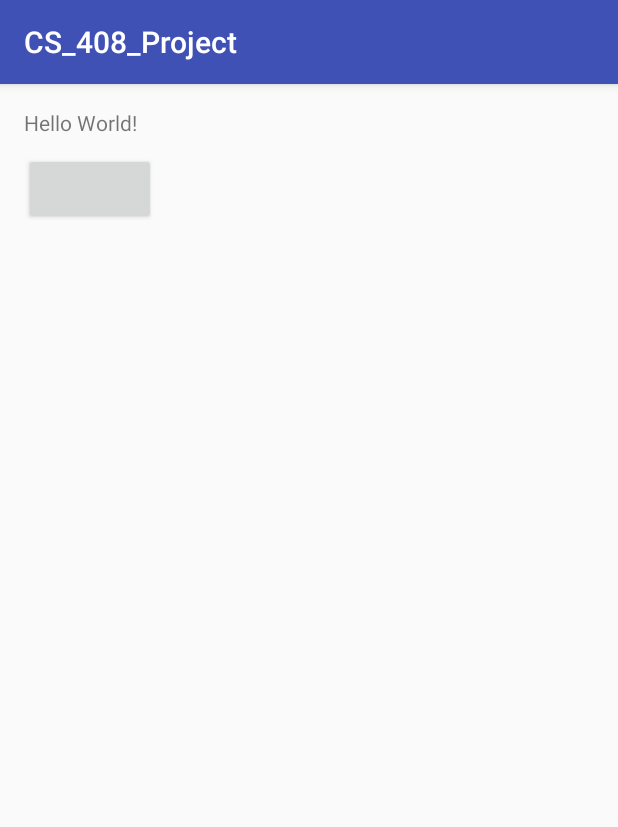
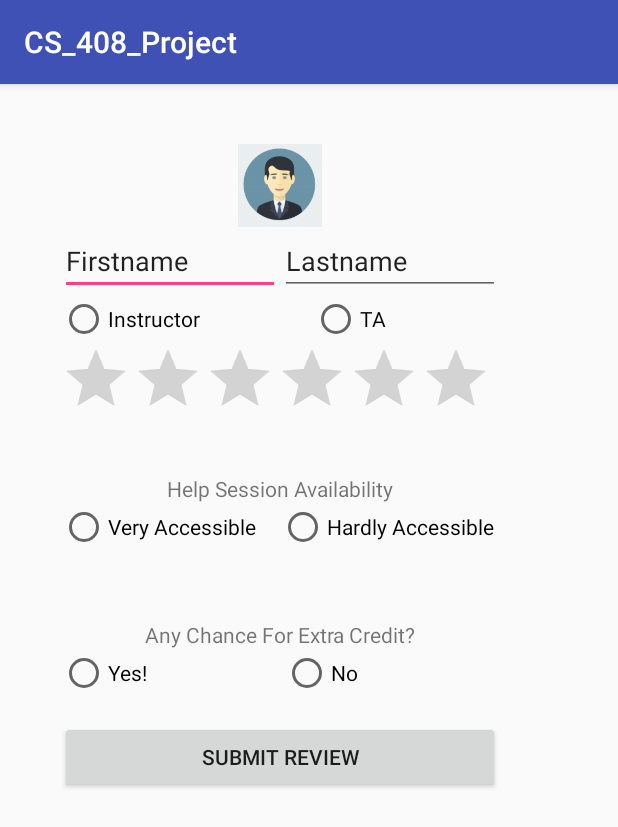
Before and after one commit to goelm/CS_408_Project_Original, an Android app: the screen it shows after launch (MainActivity before the commit, CourseReview after it), on a phone screen of 412 x 824 dp. Shown: the top 827 px of the screen. Run offline under Robolectric (Android 15) with nearby library versions, the phone set to English and light mode, and no system bars; our stand-ins replace Firebase (no records; nobody signed in at launch, a user with empty details on screens opened directly); libraries missing offline, so code that uses them is left out: com.facebook, com.facebook.appevents, com.facebook.login; plain views replace LoginButton.

Commit message:
changed start screen to writing review

```diff
--- a/app/src/main/AndroidManifest.xml
+++ b/app/src/main/AndroidManifest.xml
@@ -8,7 +8,7 @@
         android:label="@string/app_name"
         android:supportsRtl="true"
         android:theme="@style/AppTheme">
-        <activity android:name=".MainActivity">
+        <activity android:name=".CourseReview">
             <intent-filter>
                 <action android:name="android.intent.action.MAIN" />
 
--- a/app/src/main/java/com/mango/cs_408_project/CourseReview.java
+++ b/app/src/main/java/com/mango/cs_408_project/CourseReview.java
@@ -5,6 +5,8 @@ import android.support.annotation.NonNull;
 import android.support.v7.app.AppCompatActivity;
 import android.os.Bundle;
 import android.util.Log;
+import android.view.View;
+import android.widget.RadioButton;
 
 import com.facebook.CallbackManager;
 import com.facebook.login.widget.LoginButton;
@@ -28,7 +30,33 @@ public class CourseReview extends AppCompatActivity{
     @Override
     protected void onCreate(Bundle savedInstanceState) {
         super.onCreate(savedInstanceState);
-        setContentView(R.layout.activity_main);
+        setContentView(R.layout.add_info);
+
+        RadioButton rb_instructor = (RadioButton) findViewById(R.id.instructor);
+        //rb_instructor.setOnCheckedChangeListener(this);
+        RadioButton rb_ta = (RadioButton) findViewById(R.id.teachingassitant);
+        //rb_ta.setonRadioButtonClicked();
     }
 
+    //Course Review Stuff:
+    /*public void onRadioButtonClicked(android.view.View view) {
+        // Is the button now checked?
+        boolean checked = ((RadioButton) view).isChecked();
+
+        // Check which radio button was clicked
+        switch(view.getId()) {
+            case R.id.instructor:
+                if (checked){
+                    System.out.println("the instructor button was checked");
+                    RadioButton ta = (RadioButton)findViewById(R.id.teachingassitant);
+                    ta.setChecked(false);
+                }
+                break;
+            case R.id.teachingassitant:
+                if (checked)
+                    System.out.println("the teaching assistant button was checked");
+                break;
+        }
+    }*/
+
 }
--- a/app/src/main/java/com/mango/cs_408_project/MainActivity.java
+++ b/app/src/main/java/com/mango/cs_408_project/MainActivity.java
@@ -1,9 +1,12 @@
 package com.mango.cs_408_project;
 
+import android.content.DialogInterface;
 import android.support.annotation.NonNull;
 import android.support.v7.app.AppCompatActivity;
 import android.os.Bundle;
 import android.util.Log;
+import android.view.View;
+import android.widget.RadioButton;
 
 import com.facebook.CallbackManager;
 import com.facebook.login.widget.LoginButton;
@@ -12,6 +15,8 @@ import com.google.firebase.auth.FirebaseUser;
 
 import com.facebook.FacebookSdk;
 import com.facebook.appevents.AppEventsLogger;
+
+import static com.mango.cs_408_project.R.styleable.View;
 
 
 public class MainActivity extends AppCompatActivity {
@@ -97,4 +102,5 @@ public class MainActivity extends AppCompatActivity {
         mCallbackManager.onActivityResult(requestCode, resultCode, data);
     }
 */
+
 }
--- a/app/src/main/res/layout/add_info.xml
+++ b/app/src/main/res/layout/add_info.xml
@@ -60,14 +60,14 @@
         <RadioButton
             android:text="Instructor"
             android:layout_height="wrap_content"
-            android:id="@+id/radioButton3"
+            android:id="@+id/instructor"
             android:layout_weight="1"
             android:layout_width="wrap_content" />
 
         <RadioButton
             android:text="TA"
             android:layout_height="wrap_content"
-            android:id="@+id/radioButton2"
+            android:id="@+id/teachingassitant"
             android:layout_weight="1"
             android:layout_width="wrap_content" />
     </TableRow>
```
